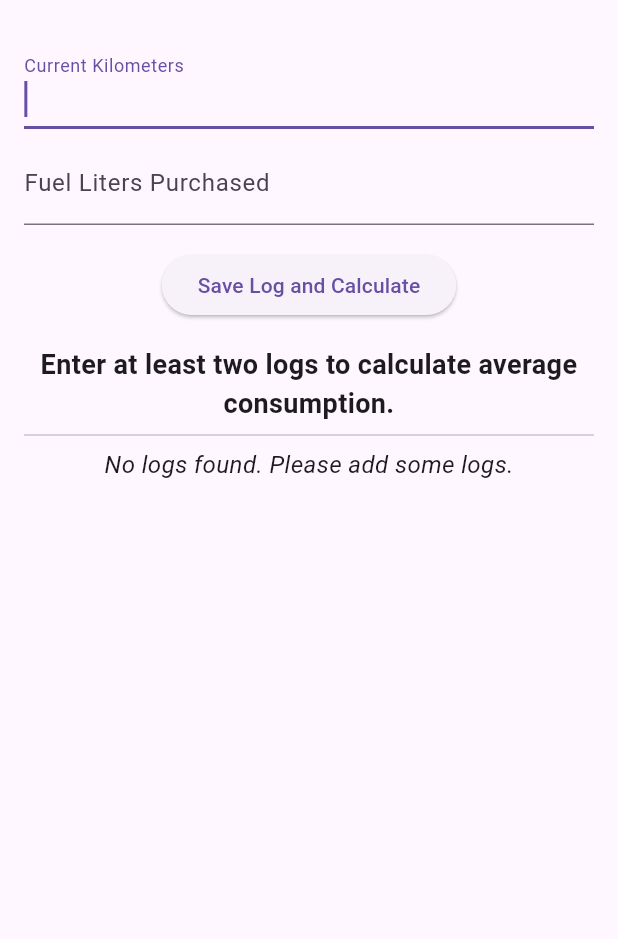
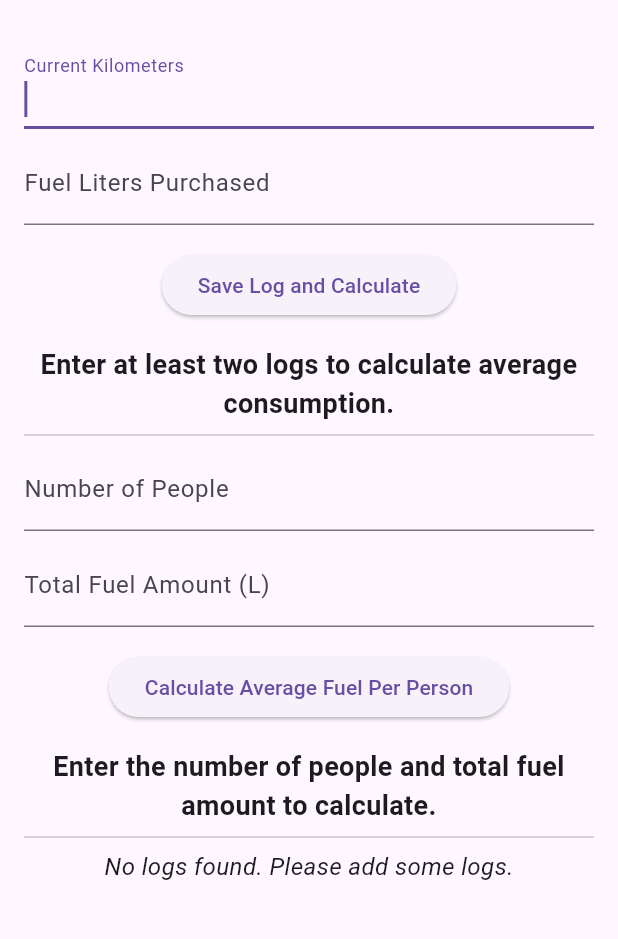
Before and after one commit to alpaslanhamzaoglu/AVGFUEL, a Flutter app: the FuelLogScreen screen opened by its route, on a phone screen of 412 x 824 dp, the part 63-1002 px from its top. Run offline on Flutter 3.47's test engine with Material 3 defaults, Android fonts, the phone set to English and light mode, and no system bars; our stand-ins replace cloud_firestore, firebase_auth, firebase_core; accounts and stored records are empty; generated files the repository leaves out were written again.

Commit message:
added new input boxes try to do new group calculation feature

```diff
--- a/lib/fuel_log_screen.dart
+++ b/lib/fuel_log_screen.dart
@@ -13,10 +13,15 @@ class FuelLogScreen extends StatefulWidget {
 class FuelLogScreenState extends State<FuelLogScreen> {
   final TextEditingController _kmController = TextEditingController();
   final TextEditingController _litersController = TextEditingController();
+  final TextEditingController _peopleController = TextEditingController();
+  final TextEditingController _totalFuelController = TextEditingController();
   final FocusNode _kmFocusNode = FocusNode();
   final FocusNode _litersFocusNode = FocusNode();
+  final FocusNode _peopleFocusNode = FocusNode();
+  final FocusNode _totalFuelFocusNode = FocusNode();
   final List<Map<String, double>> _logs = [];
   double _averageConsumption = 0.0;
+  double _averageFuelPerPerson = 0.0;
 
   @override
   void initState() {
@@ -89,6 +94,21 @@ class FuelLogScreenState extends State<FuelLogScreen> {
     });
   }
 
+  void _calculateAverageFuelPerPerson() {
+    final double? totalFuel = double.tryParse(_totalFuelController.text);
+    final int? people = int.tryParse(_peopleController.text);
+
+    if (totalFuel != null && people != null && people > 0) {
+      setState(() {
+        _averageFuelPerPerson = totalFuel / people;
+      });
+    } else {
+      setState(() {
+        _averageFuelPerPerson = 0.0;
+      });
+    }
+  }
+
   @override
   Widget build(BuildContext context) {
     final user = FirebaseAuth.instance.currentUser;
@@ -154,6 +174,35 @@ class FuelLogScreenState extends State<FuelLogScreen> {
               textAlign: TextAlign.center,
             ),
             const Divider(),
+            TextField(
+              key: const ValueKey('peopleTextField'),
+              controller: _peopleController,
+              keyboardType: TextInputType.number,
+              focusNode: _peopleFocusNode,
+              decoration: const InputDecoration(labelText: 'Number of People'),
+            ),
+            const SizedBox(height: 8),
+            TextField(
+              key: const ValueKey('totalFuelTextField'),
+              controller: _totalFuelController,
+              keyboardType: TextInputType.number,
+              focusNode: _totalFuelFocusNode,
+              decoration: const InputDecoration(labelText: 'Total Fuel Amount (L)'),
+            ),
+            const SizedBox(height: 16),
+            ElevatedButton(
+              onPressed: _calculateAverageFuelPerPerson,
+              child: const Text('Calculate Average Fuel Per Person'),
+            ),
+            const SizedBox(height: 16),
+            Text(
+              _averageFuelPerPerson > 0
+                  ? 'Average Fuel Per Person: ${_averageFuelPerPerson.toStringAsFixed(2)} L'
+                  : 'Enter the number of people and total fuel amount to calculate.',
+              style: const TextStyle(fontSize: 18, fontWeight: FontWeight.bold),
+              textAlign: TextAlign.center,
+            ),
+            const Divider(),
             Expanded(
               child: user != null
                   ? StreamBuilder<QuerySnapshot>(
@@ -201,8 +250,12 @@ class FuelLogScreenState extends State<FuelLogScreen> {
   void dispose() {
     _kmFocusNode.dispose();
     _litersFocusNode.dispose();
+    _peopleFocusNode.dispose();
+    _totalFuelFocusNode.dispose();
     _kmController.dispose();
     _litersController.dispose();
+    _peopleController.dispose();
+    _totalFuelController.dispose();
     super.dispose();
   }
 }
```
